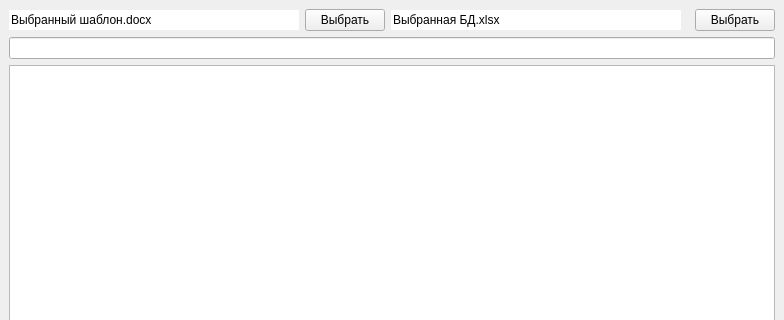
This is layout.ui in DanilaPalkin/DocsAutocomplete as Qt 5 draws it before an edit; both pictures show x 0 to 784 and y 0 to 320 of the 784 by 725 pixel window. The edited form follows.
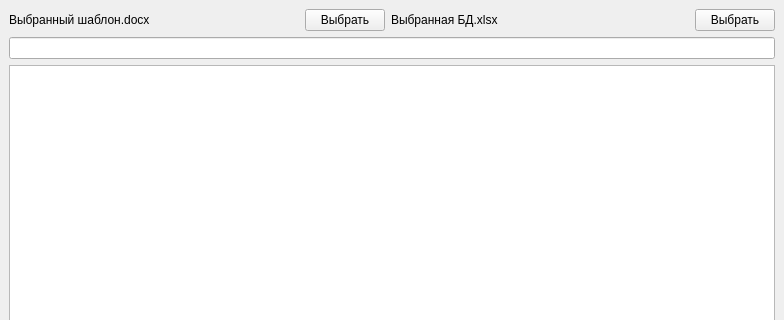
This is the edited form.

Commit message: Вернул label вместо lineedit

Patch:
```diff
--- a/layout.ui
+++ b/layout.ui
@@ -107,47 +107,17 @@
      </widget>
     </item>
     <item row="0" column="0">
-     <widget class="QLineEdit" name="lineEdit_2">
-      <property name="sizePolicy">
-       <sizepolicy hsizetype="Preferred" vsizetype="Fixed">
-        <horstretch>0</horstretch>
-        <verstretch>0</verstretch>
-       </sizepolicy>
-      </property>
-      <property name="styleSheet">
-       <string notr="true">background-color:&quot;transparent&quot;</string>
-      </property>
+     <widget class="QLabel" name="label_2">
       <property name="text">
        <string>Выбранный шаблон.docx</string>
       </property>
-      <property name="frame">
-       <bool>false</bool>
-      </property>
-      <property name="readOnly">
-       <bool>true</bool>
-      </property>
      </widget>
     </item>
     <item row="0" column="2">
-     <widget class="QLineEdit" name="lineEdit_3">
-      <property name="sizePolicy">
-       <sizepolicy hsizetype="Preferred" vsizetype="Fixed">
-        <horstretch>0</horstretch>
-        <verstretch>0</verstretch>
-       </sizepolicy>
-      </property>
-      <property name="styleSheet">
-       <string notr="true">background-color:&quot;transparent&quot;</string>
-      </property>
+     <widget class="QLabel" name="label_3">
       <property name="text">
        <string>Выбранная БД.xlsx</string>
       </property>
-      <property name="frame">
-       <bool>false</bool>
-      </property>
-      <property name="readOnly">
-       <bool>true</bool>
-      </property>
      </widget>
     </item>
    </layout>
```
The commit also changes 2 other files.
